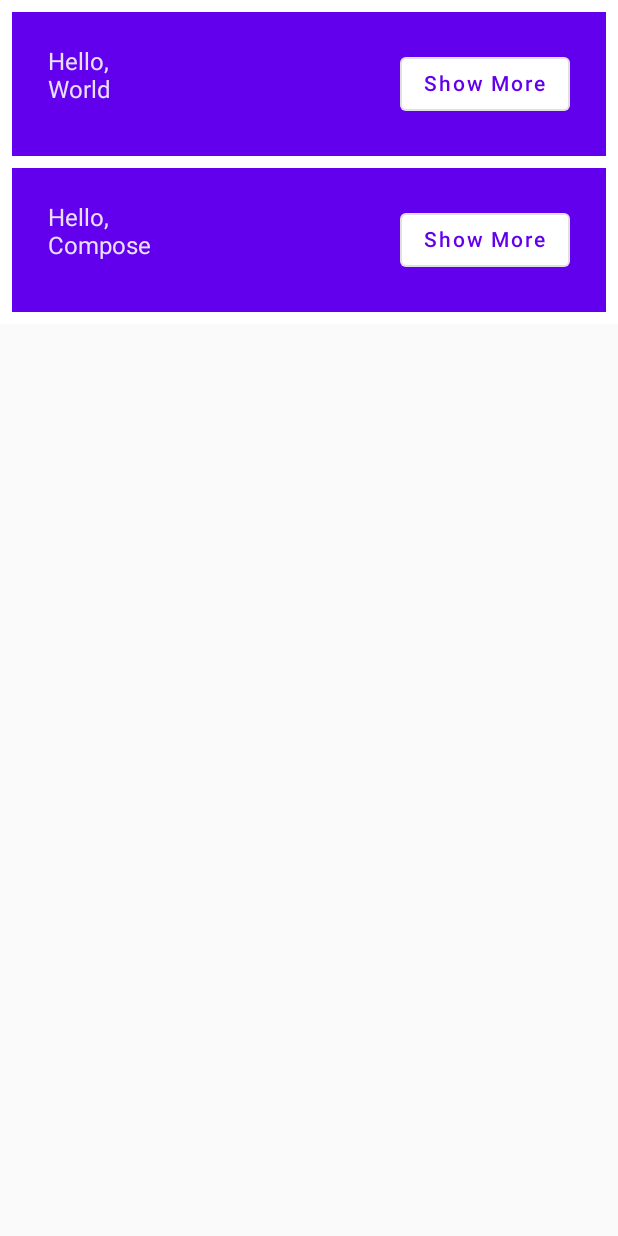
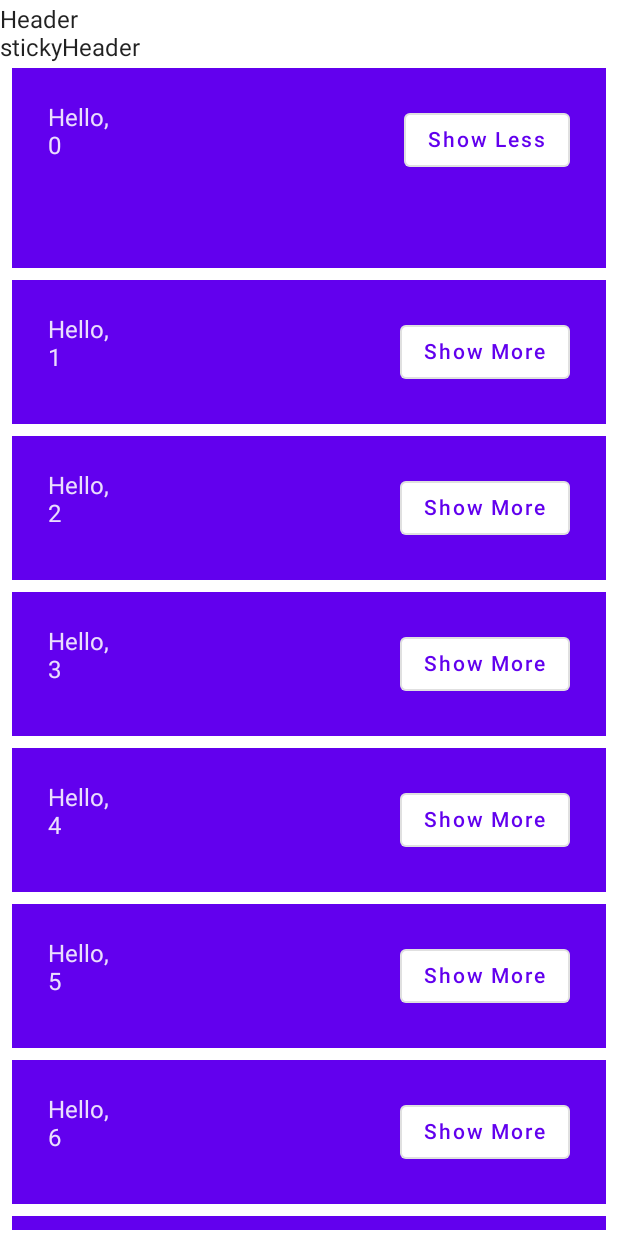
Before and after one commit to jhanulis7/AndroidSampleCode, an Android app built with Jetpack Compose: the screen it shows after launch (MainActivity), after a tap on "Show More", on a phone screen of 412 x 824 dp. Run offline under Robolectric (Android 15) with nearby library versions, the phone set to English and light mode, and no system bars; 1 other tap on this screen came first.

```diff
--- a/ComposeBasics/app/src/main/java/com/my/samplecode/composebasics/MainActivity.kt
+++ b/ComposeBasics/app/src/main/java/com/my/samplecode/composebasics/MainActivity.kt
@@ -3,9 +3,16 @@ package com.my.samplecode.composebasics
 import android.os.Bundle
 import androidx.activity.ComponentActivity
 import androidx.activity.compose.setContent
+import androidx.compose.animation.core.animateDpAsState
+import androidx.compose.animation.core.tween
+import androidx.compose.foundation.ExperimentalFoundationApi
 import androidx.compose.foundation.layout.*
+import androidx.compose.foundation.lazy.LazyColumn
+import androidx.compose.foundation.lazy.items
 import androidx.compose.material.*
-import androidx.compose.runtime.Composable
+import androidx.compose.runtime.*
+import androidx.compose.runtime.saveable.rememberSaveable
+import androidx.compose.ui.Alignment
 import androidx.compose.ui.Modifier
 import androidx.compose.ui.tooling.preview.Preview
 import androidx.compose.ui.unit.dp
@@ -23,14 +30,32 @@ class MainActivity : ComponentActivity() {
 }
 
 @Composable
-fun MyApp(names: List<String> = listOf("World", "Compose")) {
+fun MyApp() {
+    var shouldShowOnboarding by rememberSaveable { mutableStateOf(true) }
+
+    if (shouldShowOnboarding) {
+        OnboardingScreen(onContinuedClicked = {
+            shouldShowOnboarding = false
+        })
+    } else {
+        Greetings()
+    }
+}
+
+@OptIn(ExperimentalFoundationApi::class)
+@Composable
+fun Greetings(names: List<String> = List(100) { "$it" }) {
     // A surface container using the 'background' color from the theme
     Surface(
         color = MaterialTheme.colors.background
     ) {
-        Column (modifier = Modifier.padding(vertical = 4.dp)){
-            for (name in names) {
-                Greeting(name)
+        Column (modifier = Modifier.padding(vertical = 4.dp)) {
+            LazyColumn {
+                item { Text(text = "Header") }
+                stickyHeader { Text(text = "stickyHeader") }
+                items(names) { name ->
+                    Greeting(name)
+                }
             }
         }
     }
@@ -38,20 +63,30 @@ fun MyApp(names: List<String> = listOf("World", "Compose")) {
 
 @Composable
 fun Greeting(name: String) {
+    var expanded by remember { mutableStateOf(false)}
+    val extraPadding by animateDpAsState(
+        targetValue = if (expanded) 48.dp else 0.dp,
+        animationSpec = tween(
+            durationMillis = 2000
+        )
+    )
     Surface(
         modifier = Modifier.padding(horizontal = 8.dp, vertical = 4.dp),
         color = MaterialTheme.colors.primary
     ) {
-        Row (modifier = Modifier.padding(24.dp)){
+        Row (modifier = Modifier.padding(24.dp)) {
             Column(
                 modifier = Modifier
                     .weight(1f)
+                    .padding(bottom = extraPadding)
             ) {
                 Text(text = "Hello,")
                 Text(text = name)
             }
-            OutlinedButton(onClick = { /*TODO*/ }) {
-                Text(text = "Show More")
+            OutlinedButton(onClick = {
+                expanded = !expanded
+            }) {
+                Text(text = if (expanded) "Show Less" else "Show More")
             }
         }
     }
@@ -64,3 +99,30 @@ fun DefaultPreview() {
         MyApp()
     }
 }
+
+@Composable
+fun OnboardingScreen(onContinuedClicked: () -> Unit) {
+    Surface {
+        Column(
+            modifier = Modifier.fillMaxSize(),
+            verticalArrangement = Arrangement.Center,
+            horizontalAlignment = Alignment.CenterHorizontally
+        ) {
+            Text("Welcome to the Basics Codelab!")
+            Button(
+                modifier = Modifier.padding(vertical = 24.dp),
+                onClick = { onContinuedClicked() }
+            ) {
+                Text("Continue")
+            }
+        }
+    }
+}
+
+@Preview(showBackground = true, widthDp = 320, heightDp = 320)
+@Composable
+fun OnboardingPreview() {
+    ComposeBasicsTheme {
+        OnboardingScreen(onContinuedClicked = {})
+    }
+}
```
Also changed, not shown: 2 other files.
